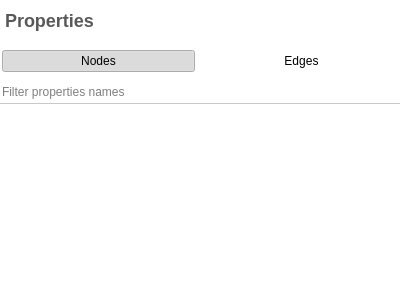
Qt form plugins/view/tableview/PropertiesEditor.ui (vadivelselvaraj/TulipGLImprovement) before a commit.
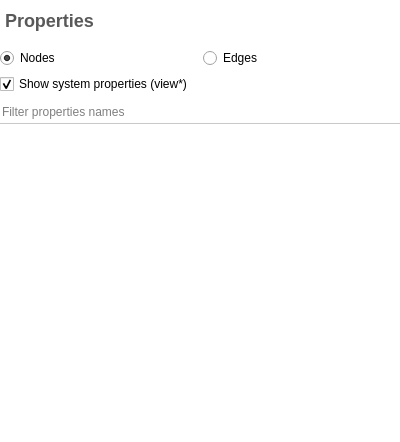
The same form after that commit. Icons and pictures are not drawn. Custom widgets are drawn as their Qt base class.

Commit message: [ Mantis #0003791 ] Added a checkbox to the tableview to hide properties whose name starts with view

The edit to the form file:
```diff
--- a/plugins/view/tableview/PropertiesEditor.ui
+++ b/plugins/view/tableview/PropertiesEditor.ui
@@ -7,7 +7,7 @@
     <x>0</x>
     <y>0</y>
     <width>400</width>
-    <height>300</height>
+    <height>442</height>
    </rect>
   </property>
   <property name="windowTitle">
@@ -128,42 +128,34 @@
       <number>0</number>
      </property>
      <item>
-      <widget class="QPushButton" name="nodesButton">
+      <widget class="QRadioButton" name="nodesButton">
        <property name="text">
         <string>Nodes</string>
        </property>
-       <property name="checkable">
-        <bool>true</bool>
-       </property>
        <property name="checked">
         <bool>true</bool>
        </property>
-       <property name="flat">
-        <bool>true</bool>
-       </property>
-       <attribute name="buttonGroup">
-        <string notr="true">nodeEdgeGroup</string>
-       </attribute>
       </widget>
      </item>
      <item>
-      <widget class="QPushButton" name="edgesButton">
+      <widget class="QRadioButton" name="edgesButton">
        <property name="text">
         <string>Edges</string>
        </property>
-       <property name="checkable">
-        <bool>true</bool>
-       </property>
-       <property name="flat">
-        <bool>true</bool>
-       </property>
-       <attribute name="buttonGroup">
-        <string notr="true">nodeEdgeGroup</string>
-       </attribute>
       </widget>
      </item>
     </layout>
    </item>
+   <item>
+    <widget class="QCheckBox" name="userPropertiesCheck">
+     <property name="text">
+      <string>Show system properties (view*)</string>
+     </property>
+     <property name="checked">
+      <bool>true</bool>
+     </property>
+    </widget>
+   </item>
    <item>
     <widget class="QFrame" name="frame_2">
      <property name="section" stdset="0">
```
Left out of the diff: 17 changed lines with no effect on the pictures. The commit also changes 2 other files.
